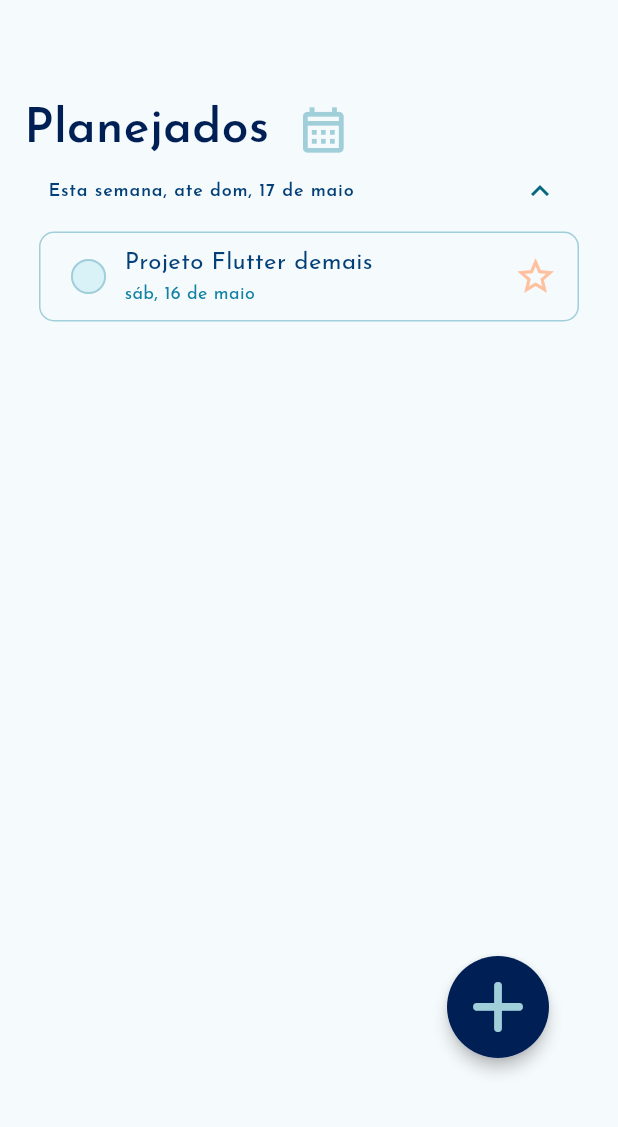
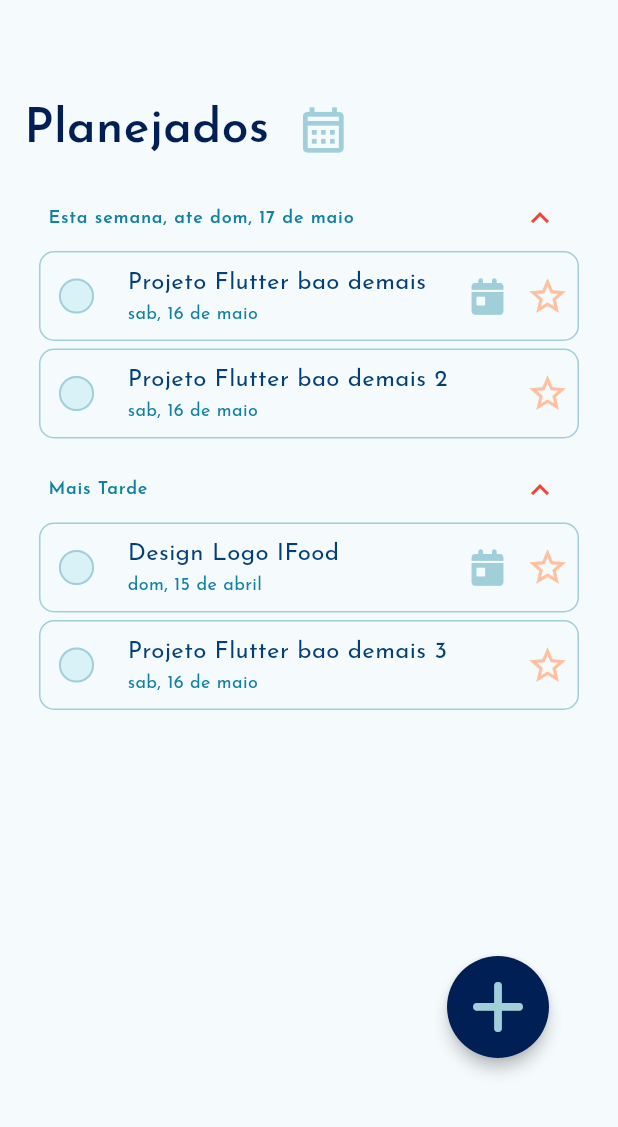
Before and after one commit to domii9k/taskmaster, a Flutter app: the PlannedPage screen opened by its route, on a phone screen of 412 x 824 dp, the part 109-1236 px from its top. Run offline on Flutter 3.47's test engine with Material 3 defaults, Android fonts, the phone set to English and light mode, and no system bars; our stand-ins replace dotted_border, font_awesome_flutter, lottie; missing offline and left inert: flutter_animated_splash.

Commit message:
adicionando demais telas de login e tarefas

```diff
--- a/lib/presentation/pages/login_page.dart
+++ b/lib/presentation/pages/login_page.dart
@@ -3,7 +3,6 @@ import 'package:flutter/services.dart';
 import 'package:taskmaster/core/colors/colors_repository.dart';
 import 'package:font_awesome_flutter/font_awesome_flutter.dart';
 import 'package:taskmaster/core/widgets/login_options.dart';
-import 'package:taskmaster/presentation/pages/register_page.dart';
 
 class LoginPage extends StatelessWidget {
   const LoginPage({super.key});
@@ -154,7 +153,7 @@ class LoginPage extends StatelessWidget {
                           height: 53,
                           child: ElevatedButton(
                             onPressed: () {
-                              Navigator.pushNamed(context, '/');
+                              Navigator.pushNamed(context, '/tasksoftheday');
                             },
                             style: ButtonStyle(
                               backgroundColor: WidgetStateProperty.all(
@@ -225,7 +224,7 @@ class LoginPage extends StatelessWidget {
 
                       InkWell(
                         onTap: () {
-                          Navigator.of(context).push(MaterialPageRoute(builder: (context) => RegisterPage()));
+                          Navigator.of(context).pushNamed('/register');
                         },
                         child: Text(
                           'Nao possui conta? Registre-se aqui.',
--- a/lib/presentation/pages/planned_page.dart
+++ b/lib/presentation/pages/planned_page.dart
@@ -1,7 +1,8 @@
 import 'package:flutter/material.dart';
-import 'package:font_awesome_flutter/font_awesome_flutter.dart';
 import 'package:taskmaster/core/colors/colors_repository.dart';
+import 'package:taskmaster/core/widgets/add_new__task.dart';
 import 'package:taskmaster/core/widgets/menu.dart';
+import 'package:taskmaster/core/widgets/task.dart';
 
 class PlannedPage extends StatefulWidget {
   const PlannedPage({super.key});
@@ -48,7 +49,9 @@ class _PlannedPageState extends State<PlannedPage> {
             child: SingleChildScrollView(
               child: Column(
                 children: [
-                  Row(
+                  Padding(
+                    padding: const EdgeInsets.only(bottom: 18.0),
+                    child: Row(
                       mainAxisAlignment: MainAxisAlignment.start,
                       crossAxisAlignment: CrossAxisAlignment.center,
                       children: [
@@ -73,6 +76,7 @@ class _PlannedPageState extends State<PlannedPage> {
                         ),
                       ],
                     ),
+                  ),
 
                   Theme(
                     data: Theme.of(
@@ -81,6 +85,8 @@ class _PlannedPageState extends State<PlannedPage> {
                     child: Container(
                       color: Colors.transparent,
                       child: ExpansionTile(
+                        collapsedIconColor: ColorsRepository().cerulean,
+                        iconColor: Colors.red,
                         backgroundColor: Colors.transparent,
                         collapsedBackgroundColor:
                             ColorsRepository().extraLightPurple,
@@ -92,71 +98,68 @@ class _PlannedPageState extends State<PlannedPage> {
                           style: TextStyle(
                             fontFamily: 'Josefin Sans',
                             fontSize: 12,
-                            color: ColorsRepository().indigoDye,
+                            color: ColorsRepository().cerulean,
                             fontWeight: FontWeight.w600,
                           ),
                           textAlign: TextAlign.start,
                         ),
                         children: [
-                          Padding(
-                            padding: const EdgeInsets.all(10.0),
-                            child: Container(
-                              height: 60,
-                              decoration: BoxDecoration(
-                                border: Border.all(
-                                  color: ColorsRepository().lightBlue,
+                          Task(
+                            title: 'Projeto Flutter bao demais',
+                            date: 'sab, 16 de maio',
+                            isChecked: false,
+                            isGoogleCalendar: true,
                           ),
-                                borderRadius: BorderRadius.circular(10),
+                          Task(
+                            title: 'Projeto Flutter bao demais 2',
+                            date: 'sab, 16 de maio',
+                            isChecked: false,
+                            isGoogleCalendar: false,
                           ),
-                              child: Padding(
-                                padding: const EdgeInsets.all(8.0),
-                                child: Row(
-                                  mainAxisAlignment:
-                                      MainAxisAlignment.spaceBetween,
-                                  children: [
-                                    Row(
-                                      mainAxisAlignment: MainAxisAlignment.spaceBetween,
-                                      children: [
-                                        Transform.scale(
-                                          scale: 1.3,
-                                          child: Checkbox(
-                                            side: BorderSide(color: ColorsRepository().lightBlue),
-                                            checkColor: Colors.white,
-                                            fillColor: WidgetStateProperty.all(
-                                              ColorsRepository().blueAlmWhite,
-                                            ),
-                                            value: isChecked,
-                                            shape: CircleBorder(),
-                                            onChanged: (bool? value) {
-                                              setState(() {
-                                                isChecked = value ?? false;
-                                              });
-                                            },
-                                          ),
-                                        ),
-
-                                        Column(
-                                          mainAxisAlignment: MainAxisAlignment.center,
-                                          crossAxisAlignment: CrossAxisAlignment.start,
-                                          children: [
-                                            Text('Projeto Flutter demais', style: TextStyle(fontSize: 16, color: ColorsRepository().indigoDye, fontFamily: 'Josefin Sans', fontWeight: FontWeight.w400), textAlign: TextAlign.start,),
-                                            Text('sáb, 16 de maio', style: TextStyle(fontSize: 12, color: ColorsRepository().cerulean, fontFamily: 'Josefin Sans', fontWeight: FontWeight.w400), textAlign: TextAlign.start,),
-                                          ],
-                                        ),
-                                      ],
-                                    ),
-
-                                    Transform.scale(
-                                      scale: 1.2,
-                                      child: Padding(
-                                        padding: const EdgeInsets.all(8.0),
-                                        child: Icon(Icons.star_border_outlined, color: ColorsRepository().peach,),
-                                      ),
-                                    )
                         ],
                       ),
                     ),
                   ),
+
+                  SizedBox(height: 15),
+
+                  Theme(
+                    data: Theme.of(
+                      context,
+                    ).copyWith(dividerColor: Colors.transparent),
+                    child: Container(
+                      color: Colors.transparent,
+                      child: ExpansionTile(
+                        collapsedIconColor: ColorsRepository().cerulean,
+                        iconColor: Colors.red,
+                        backgroundColor: Colors.transparent,
+                        collapsedBackgroundColor:
+                            ColorsRepository().extraLightPurple,
+                        dense: true,
+                        minTileHeight: 0,
+                        initiallyExpanded: true,
+                        title: Text(
+                          'Mais Tarde',
+                          style: TextStyle(
+                            fontFamily: 'Josefin Sans',
+                            fontSize: 12,
+                            color: ColorsRepository().cerulean,
+                            fontWeight: FontWeight.w600,
+                          ),
+                          textAlign: TextAlign.start,
+                        ),
+                        children: [
+                          Task(
+                            title: 'Design Logo IFood',
+                            date: 'dom, 15 de abril',
+                            isChecked: false,
+                            isGoogleCalendar: true,
+                          ),
+                          Task(
+                            title: 'Projeto Flutter bao demais 3',
+                            date: 'sab, 16 de maio',
+                            isChecked: false,
+                            isGoogleCalendar: false,
                           ),
                         ],
                       ),
@@ -167,32 +170,7 @@ class _PlannedPageState extends State<PlannedPage> {
             ),
           ),
 
-          Align(
-            alignment: Alignment.bottomRight,
-            child: Padding(
-              padding: const EdgeInsets.all(60.0),
-              child: InkWell(
-                onTap:
-                    () => {
-                      // cria nova tarefa
-                    },
-                child: Transform.scale(
-                  scale: 1.7,
-                  child: Material(
-                    shape: const CircleBorder(side: BorderSide.none),
-                    elevation: 4,
-                    child: CircleAvatar(
-                      backgroundColor: ColorsRepository().pennBlue,
-                      child: Icon(
-                        FontAwesomeIcons.plus,
-                        color: ColorsRepository().lightBlue,
-                      ),
-                    ),
-                  ),
-                ),
-              ),
-            ),
-          ),
+          buildAddTaskButton(context),
         ],
       ),
     );
```
Also changed, not shown: lib/presentation/pages/load_page.dart (deleted, +0 -67 lines), lib/presentation/pages/register_page.dart (+2 -7 lines), lib/presentation/pages/tasks_of_the_day.dart (+3 -26 lines). Lines whose indentation alone changed are shown as unchanged.
